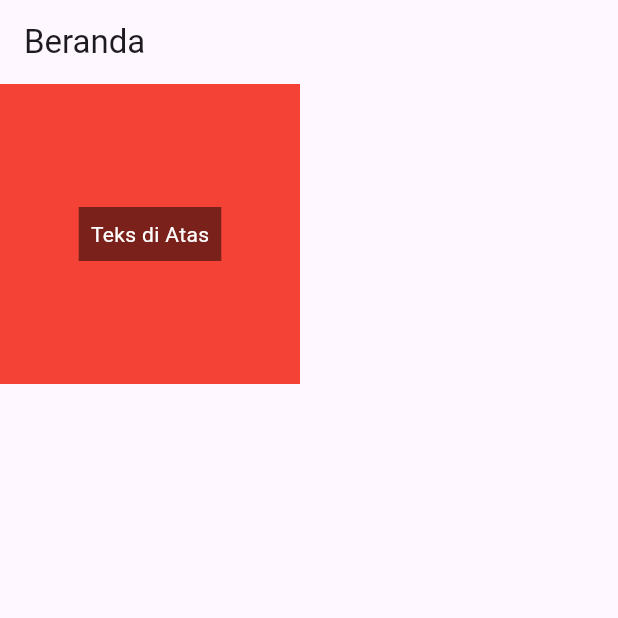
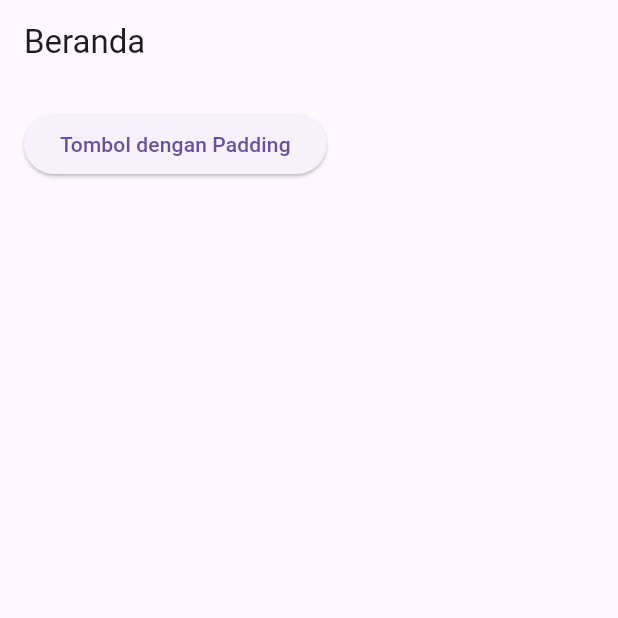
Before and after one commit to abumaryam/basic_flutter, a Flutter app: the screen it shows after launch, on a phone screen of 412 x 824 dp, the top half of it. Run offline on Flutter 3.47's test engine with Material 3 defaults, Android fonts, the phone set to English and light mode, and no system bars.

Commit message:
contoh penggunaan padding

```diff
--- a/lib/main.dart
+++ b/lib/main.dart
@@ -26,28 +26,16 @@ class HomePage extends StatelessWidget {
   @override
   Widget build(BuildContext context) {
     return Scaffold(
-        appBar: AppBar(
-          title: const Text('Beranda'),
+      appBar: AppBar(
+        title: const Text('Beranda'),
+      ),
+      body: Padding(
+        padding: const EdgeInsets.all(16.0),
+        child: ElevatedButton(
+          onPressed: () => debugPrint('Test'),
+          child: const Text('Tombol dengan Padding'),
         ),
-        body: Stack(
-          alignment: Alignment.center, // Menengahkan semua anak
-          children: <Widget>[
-            // Latar belakang
-            Container(
-              width: 200,
-              height: 200,
-              color: Colors.red,
-            ),
-            // Teks di atas latar belakang
-            Container(
-              padding: const EdgeInsets.all(8.0),
-              color: Colors.black.withOpacity(0.5),
-              child: const Text(
-                'Teks di Atas',
-                style: TextStyle(color: Colors.white),
-              ),
-            ),
-          ],
-        ));
+      ),
+    );
   }
 }
```
